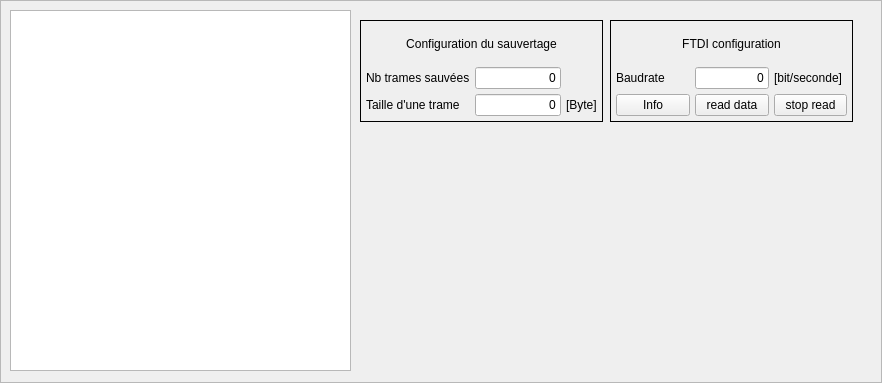
Qt form debugWindow.ui (coucou1121/Datalogger) before a commit.
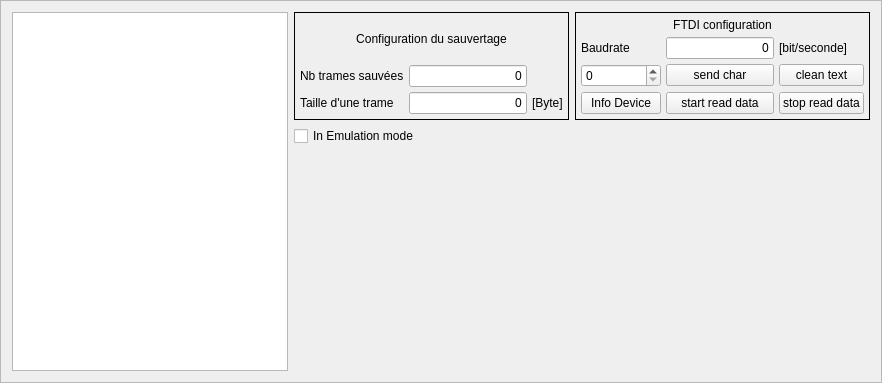
The same form after that commit.

Commit message: add option for emulation or real data live reading

Diff of the .ui file:
```diff
--- a/debugWindow.ui
+++ b/debugWindow.ui
@@ -19,25 +19,9 @@
   <property name="frameShadow">
    <enum>QFrame::Raised</enum>
   </property>
-  <widget class="QTextBrowser" name="textBrowser">
-   <property name="geometry">
-    <rect>
-     <x>10</x>
-     <y>10</y>
-     <width>341</width>
-     <height>361</height>
-    </rect>
-   </property>
-  </widget>
+  <layout class="QGridLayout" name="gridLayout_3">
+   <item row="0" column="1">
   <widget class="QFrame" name="frameSaveFrame">
-   <property name="geometry">
-    <rect>
-     <x>360</x>
-     <y>20</y>
-     <width>243</width>
-     <height>102</height>
-    </rect>
-   </property>
    <property name="frameShape">
     <enum>QFrame::Box</enum>
    </property>
@@ -113,15 +97,9 @@
     </item>
    </layout>
   </widget>
+   </item>
+   <item row="0" column="2">
   <widget class="QFrame" name="frameFTDIConfig">
-   <property name="geometry">
-    <rect>
-     <x>610</x>
-     <y>20</y>
-     <width>243</width>
-     <height>102</height>
-    </rect>
-   </property>
    <property name="frameShape">
     <enum>QFrame::Box</enum>
    </property>
@@ -144,6 +122,29 @@
     <property name="spacing">
      <number>5</number>
     </property>
+      <item row="3" column="1">
+       <widget class="QPushButton" name="pushButtonSendChar">
+        <property name="text">
+         <string>send char</string>
+        </property>
+       </widget>
+      </item>
+      <item row="3" column="0">
+       <widget class="QDoubleSpinBox" name="doubleSpinBoxFTDICharToSend">
+        <property name="decimals">
+         <number>0</number>
+        </property>
+        <property name="maximum">
+         <double>255.000000000000000</double>
+        </property>
+        <property name="singleStep">
+         <double>1.000000000000000</double>
+        </property>
+        <property name="value">
+         <double>0.000000000000000</double>
+        </property>
+       </widget>
+      </item>
     <item row="1" column="1">
      <widget class="QLineEdit" name="lineEditBaudrate">
       <property name="text">
@@ -154,6 +155,13 @@
       </property>
      </widget>
     </item>
+      <item row="1" column="2">
+       <widget class="QLabel" name="labelBaudrateUnit">
+        <property name="text">
+         <string>[bit/seconde]</string>
+        </property>
+       </widget>
+      </item>
     <item row="1" column="0">
      <widget class="QLabel" name="labelBaudrate">
       <property name="text">
@@ -171,36 +179,61 @@
       </property>
      </widget>
     </item>
-    <item row="1" column="2">
-     <widget class="QLabel" name="labelBaudrateUnit">
-      <property name="text">
-       <string>[bit/seconde]</string>
-      </property>
-     </widget>
-    </item>
-    <item row="2" column="0">
+      <item row="4" column="0">
      <widget class="QPushButton" name="pushButtonFTDIInfo">
       <property name="text">
-       <string>Info</string>
+         <string>Info Device</string>
+        </property>
+       </widget>
+      </item>
+      <item row="4" column="1">
+       <widget class="QPushButton" name="pushButtonFTDIStartReadData">
+        <property name="text">
+         <string>start read data</string>
+        </property>
+       </widget>
+      </item>
+      <item row="4" column="2">
+       <widget class="QPushButton" name="pushButtonFTDIStopReadData">
+        <property name="text">
+         <string>stop read data</string>
+        </property>
+       </widget>
+      </item>
+      <item row="3" column="2">
+       <widget class="QPushButton" name="pushButtonCleanText">
+        <property name="text">
+         <string>clean text</string>
+        </property>
+       </widget>
+      </item>
+     </layout>
+    </widget>
+   </item>
+   <item row="1" column="1">
+    <widget class="QCheckBox" name="checkBoxEmulationMode">
+     <property name="text">
+      <string>In Emulation mode</string>
       </property>
      </widget>
     </item>
     <item row="2" column="1">
-     <widget class="QPushButton" name="pushButtonFTDIRead">
-      <property name="text">
-       <string>read data</string>
-      </property>
-     </widget>
-    </item>
-    <item row="2" column="2">
-     <widget class="QPushButton" name="pushButtonFTDIStop">
-      <property name="text">
-       <string>stop read</string>
-      </property>
-     </widget>
-    </item>
-   </layout>
-  </widget>
+    <spacer name="verticalSpacer">
+     <property name="orientation">
+      <enum>Qt::Vertical</enum>
+     </property>
+     <property name="sizeHint" stdset="0">
+      <size>
+       <width>20</width>
+       <height>40</height>
+      </size>
+     </property>
+    </spacer>
+   </item>
+   <item row="0" column="0" rowspan="3">
+    <widget class="QTextEdit" name="textEditDebug"/>
+   </item>
+  </layout>
  </widget>
  <resources/>
  <connections/>
```
Lines whose indentation alone changed are shown as unchanged. The commit also changes 7 other files.
